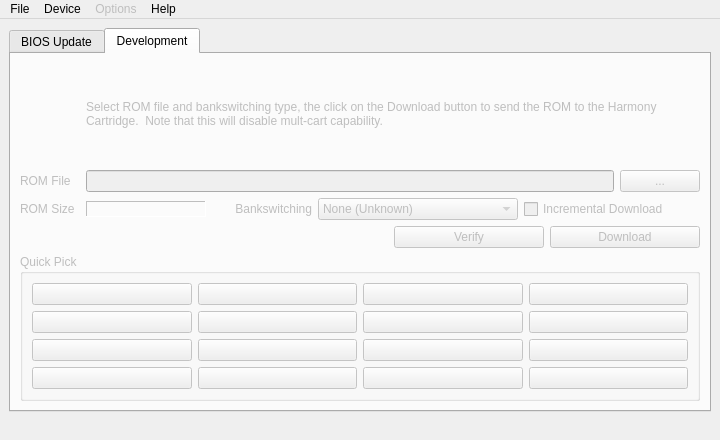
Before: the Qt Designer form harmonycartwindow.ui in sa666666/harmonycart, drawn with Qt 5.
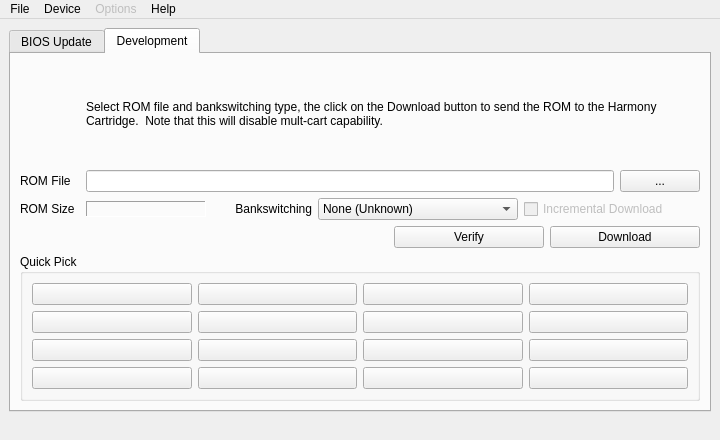
After: the same form once the commit is applied. The open tabs and pages were chosen to show the change. Icons and pictures are not drawn.

Patch:
```diff
--- a/harmonycartwindow.ui
+++ b/harmonycartwindow.ui
@@ -90,9 +90,6 @@
        </widget>
       </widget>
       <widget class="QWidget" name="devTab">
-       <property name="enabled">
-        <bool>false</bool>
-       </property>
        <attribute name="title">
         <string>Development</string>
        </attribute>
```
Left out of the diff: 6 changed lines with no effect on the pictures.
